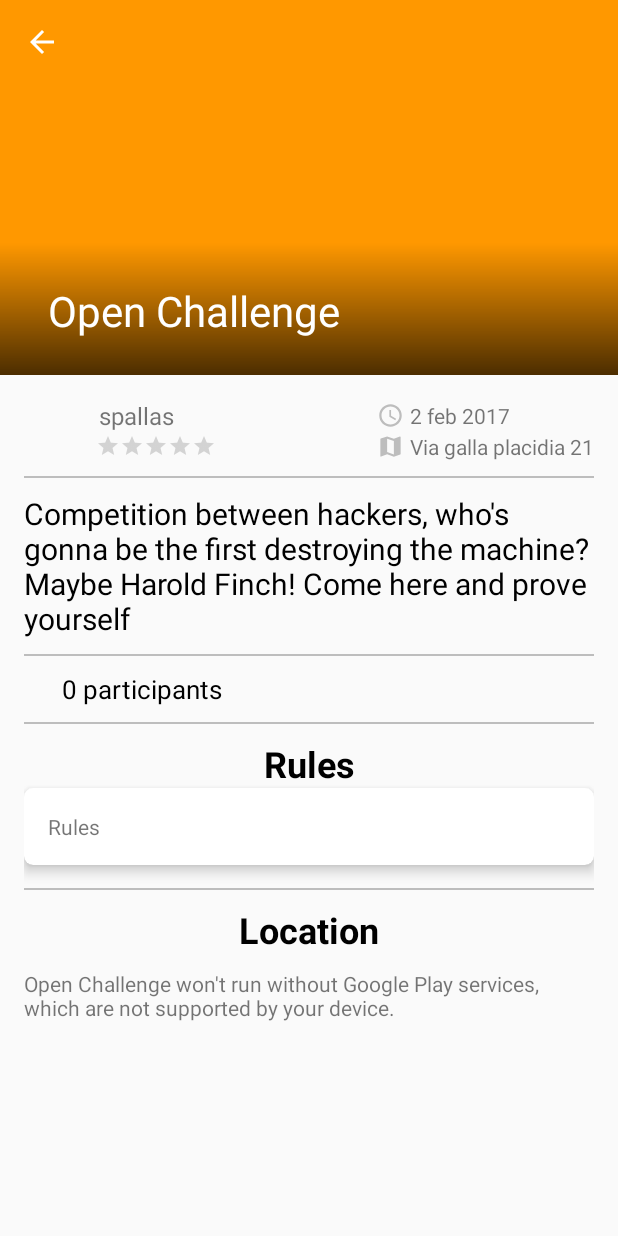
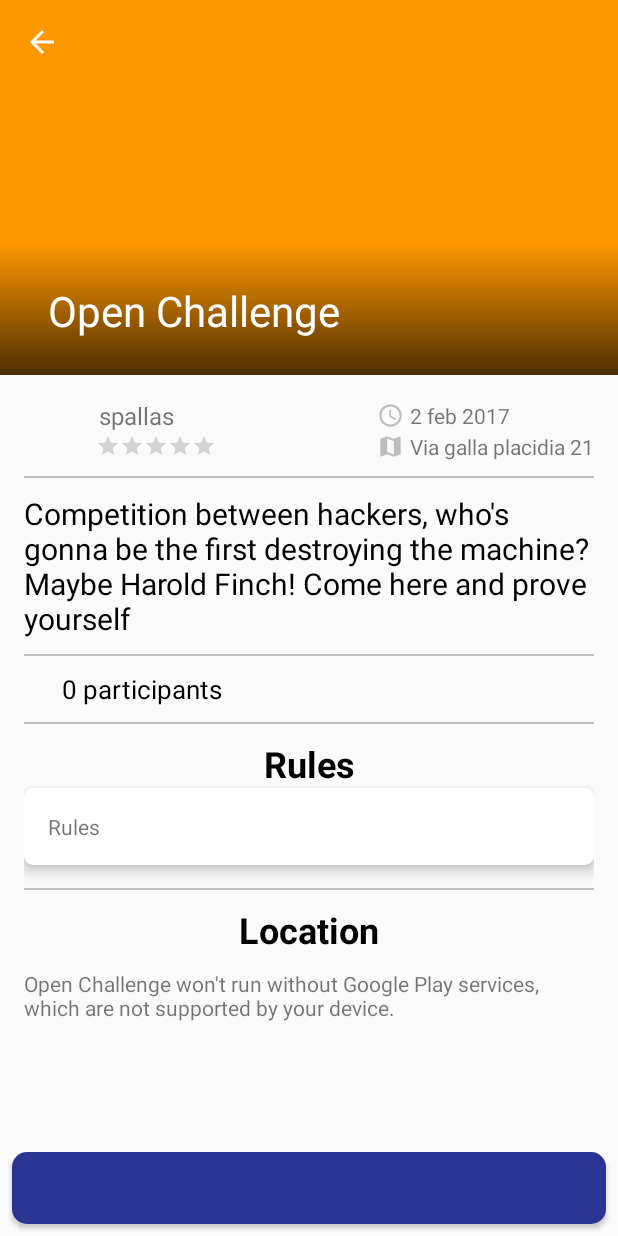
Before and after one commit to gnufsociety/openchallenge, an Android app: the ChallengeActivity screen opened directly, with no data from a screen before it, on a phone screen of 412 x 824 dp. Run offline under Robolectric (Android 15) with nearby library versions, the light colour scheme and no system bars; our stand-ins replace ButterKnife, CircleImageView, Firebase (no records; nobody signed in at launch, a user with empty details on screens opened directly); libraries missing offline, so code that uses them is left out: com.firebase.ui; pictures from the network do not load; 22 statements that could not run were skipped.

Commit message:
Fix UI bug

```diff
--- a/android-app/OpenChallenge/app/build.gradle
+++ b/android-app/OpenChallenge/app/build.gradle
@@ -7,8 +7,8 @@ android {
         applicationId "com.gnufsociety.openchallenge"
         minSdkVersion 16
         targetSdkVersion 25
-        versionCode 2
-        versionName "1.3"
+        versionCode 3
+        versionName "1.4"
         testInstrumentationRunner "android.support.test.runner.AndroidJUnitRunner"
         multiDexEnabled = true
     }
--- a/android-app/OpenChallenge/app/src/main/res/layout/activity_challenge.xml
+++ b/android-app/OpenChallenge/app/src/main/res/layout/activity_challenge.xml
@@ -62,17 +62,21 @@
             android:layout_above="@+id/chall_join_btn"
             android:layout_marginLeft="8dp"
             android:layout_marginRight="8dp"
+            android:layout_marginBottom="8dp"
+            android:layout_alignWithParentIfMissing="true"
             android:background="@drawable/rounded_button"
             android:textColor="@color/white"
             android:textSize="18sp"
-            android:visibility="gone" />
+            android:visibility="visible" />
 
         <Button
             android:id="@+id/chall_join_btn"
             android:layout_width="match_parent"
             android:layout_height="wrap_content"
             android:layout_alignParentBottom="true"
-            android:layout_margin="8dp"
+            android:layout_marginLeft="8dp"
+            android:layout_marginRight="8dp"
+            android:layout_marginBottom="8dp"
             android:background="@drawable/rounded_button"
             android:onClick="joinChallenge"
             android:textColor="@color/white"
```
